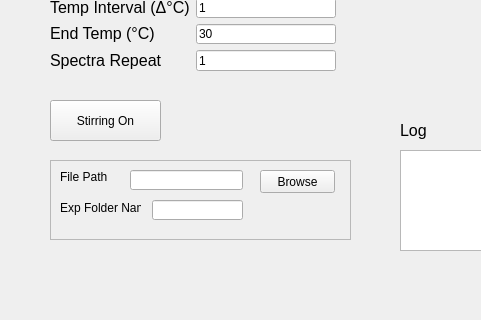
Above: CuvetteSpectra_GUI.ui from csiefe/CuvetteSpectra before the change; both pictures show x 0 to 481 and y 280 to 600 of the 785 by 600 pixel window. Below: the same form after it.
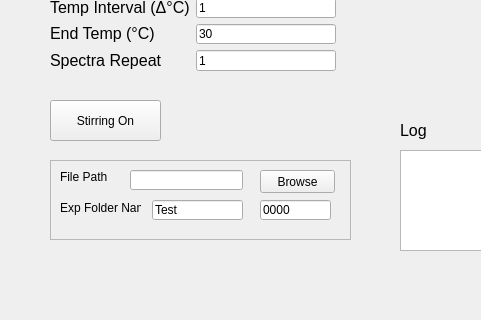
That is the form after the change. Custom widgets are drawn as their Qt base class.

The edit to the form file:
```diff
--- a/CuvetteSpectra_GUI.ui
+++ b/CuvetteSpectra_GUI.ui
@@ -1167,6 +1167,9 @@
        <height>20</height>
       </rect>
      </property>
+     <property name="text">
+      <string>Test</string>
+     </property>
     </widget>
     <widget class="QLabel" name="file_path_label_2">
      <property name="geometry">
@@ -1181,6 +1184,19 @@
       <string>Exp Folder Name</string>
      </property>
     </widget>
+    <widget class="QLineEdit" name="file_number_lineedit">
+     <property name="geometry">
+      <rect>
+       <x>210</x>
+       <y>40</y>
+       <width>71</width>
+       <height>20</height>
+      </rect>
+     </property>
+     <property name="text">
+      <string>0000</string>
+     </property>
+    </widget>
    </widget>
    <widget class="QWidget" name="layoutWidget">
     <property name="geometry">
```
